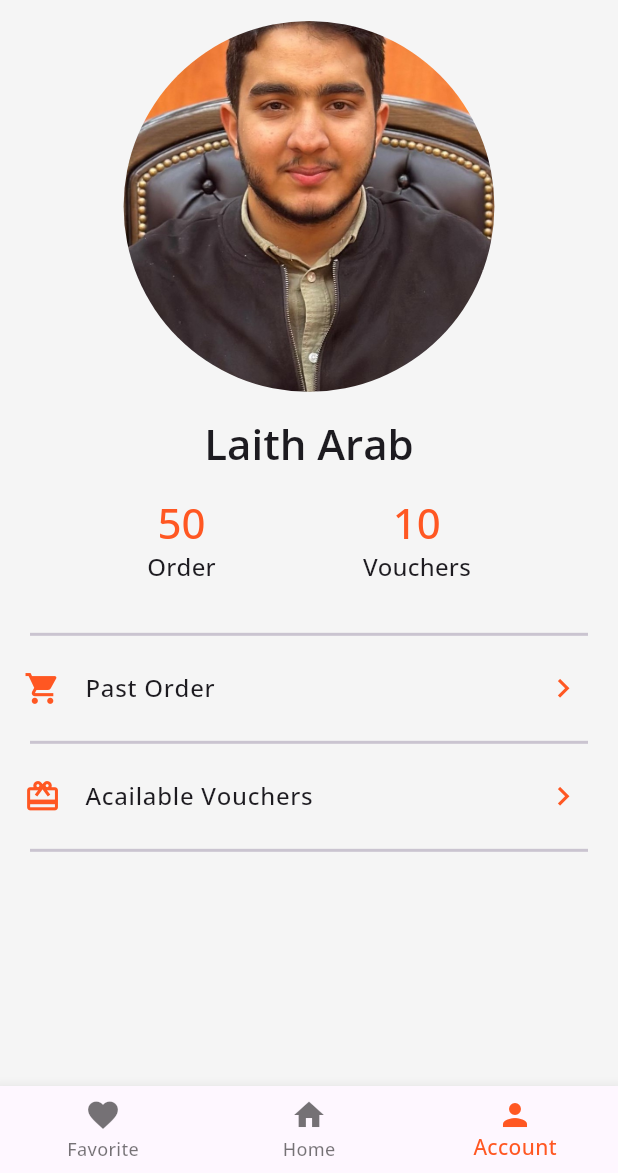
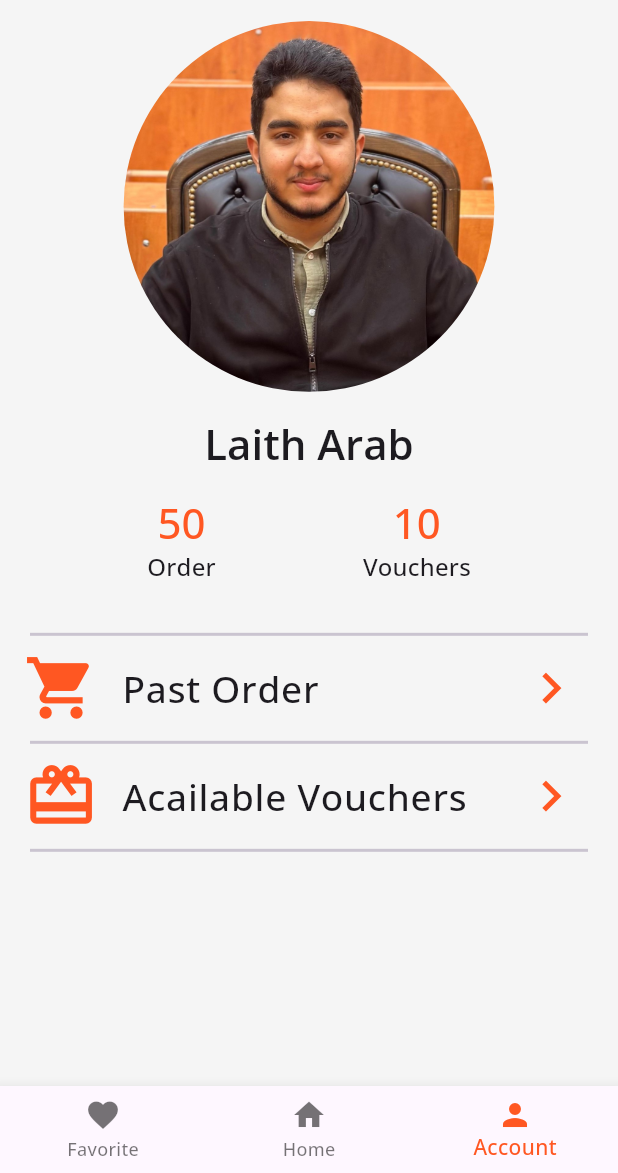
Before and after one commit to LaithArab/Food-Delivery-Flutter, a Flutter app: the screen it shows after launch, item 3 of the bottom bar chosen, on a phone screen of 412 x 824 dp, the part 63-1236 px from its top. Run offline on Flutter 3.47's test engine with Material 3 defaults, Android fonts, the phone set to English and light mode, and no system bars; network calls fail.

Commit message:
make app more responsive

```diff
--- a/lib/pages/account_page.dart
+++ b/lib/pages/account_page.dart
@@ -28,24 +28,32 @@ class AccountPage extends StatelessWidget {
     required IconData icon,
   }) {
     final size = MediaQuery.of(context).size;
+    final isLandScape =
+        MediaQuery.of(context).orientation == Orientation.landscape;
     return ListTile(
-      leading: Icon(icon, size: size.height * 0.03),
-      title: Text(title),
+      leading: Icon(
+        icon,
+        size: isLandScape ? size.height * 0.13 : size.height * 0.06,
+      ),
+      title: Text(
+        title,
+        style: TextStyle(
+          fontSize: isLandScape ? size.height * 0.07 : size.height * 0.03,
+        ),
+      ),
       subtitle: subtitle != null ? Text(subtitle) : null,
-      trailing: const Icon(Icons.chevron_right, size: 25),
+      trailing: Icon(
+        Icons.chevron_right,
+        size: isLandScape ? size.height * 0.13 : size.height * 0.05,
+      ),
       onTap: () => print('$title clicked!'),
     );
   }
 
-  @override
-  Widget build(BuildContext context) {
-    final size = MediaQuery.of(context).size;
-
-    return Center(
-      child: Column(
-        children: [
-          Container(
-            height: size.height * 0.3,
+  Widget personPhoto({required double height, required double width}) {
+    return Container(
+      height: height,
+      width: width,
       decoration: BoxDecoration(
         shape: BoxShape.circle,
         image: DecorationImage(
@@ -53,15 +61,29 @@ class AccountPage extends StatelessWidget {
           fit: BoxFit.cover,
         ),
       ),
-          ),
-          SizedBox(height: size.height * 0.02),
-          Text(
+    );
+  }
+
+  @override
+  Widget build(BuildContext context) {
+    final size = MediaQuery.of(context).size;
+    final isLandScape =
+        MediaQuery.of(context).orientation == Orientation.landscape;
+    final namePerson = Text(
       "Laith Arab",
       style: Theme.of(
         context,
       ).textTheme.headlineMedium!.copyWith(fontWeight: FontWeight.w600),
-          ),
+    );
+    return SingleChildScrollView(
+      child: Column(
+        children: [
+          if (!isLandScape) ...[
+            personPhoto(height: size.height * 0.3, width: size.width * 0.7),
             SizedBox(height: size.height * 0.02),
+            namePerson,
+            SizedBox(height: size.height * 0.02),
+
             Row(
               mainAxisAlignment: MainAxisAlignment.spaceEvenly,
               children: [
@@ -69,6 +91,31 @@ class AccountPage extends StatelessWidget {
                 orderVoucherITem(context, name: "Vouchers", number: 10),
               ],
             ),
+          ],
+          if (isLandScape) ...[
+            Row(
+              mainAxisAlignment: MainAxisAlignment.spaceEvenly,
+              children: [
+                Column(
+                  children: [
+                    personPhoto(
+                      height: size.height * 0.5,
+                      width: size.width * 0.4,
+                    ),
+                  ],
+                ),
+                Column(
+                  children: [
+                    namePerson,
+                    SizedBox(height: size.height * 0.06),
+                    orderVoucherITem(context, name: "Order", number: 50),
+                    SizedBox(height: size.height * 0.02),
+                    orderVoucherITem(context, name: "Vouchers", number: 10),
+                  ],
+                ),
+              ],
+            ),
+          ],
           SizedBox(height: size.height * 0.03),
           Divider(),
 
```
Lines whose indentation alone changed are shown as unchanged.
